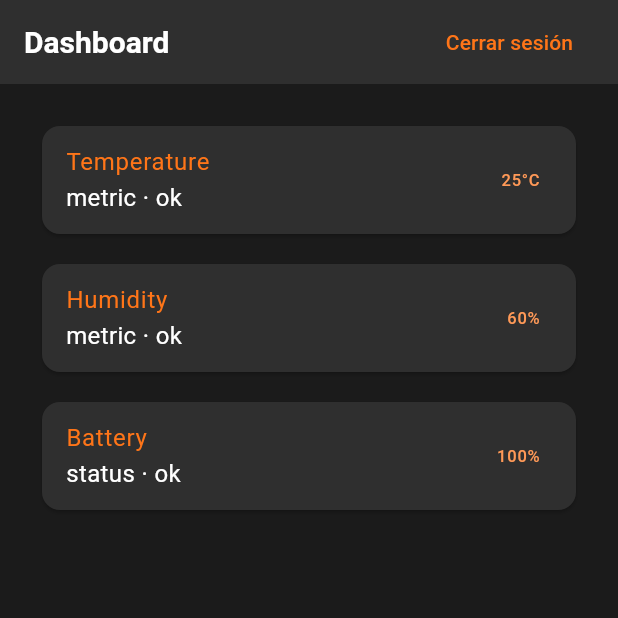
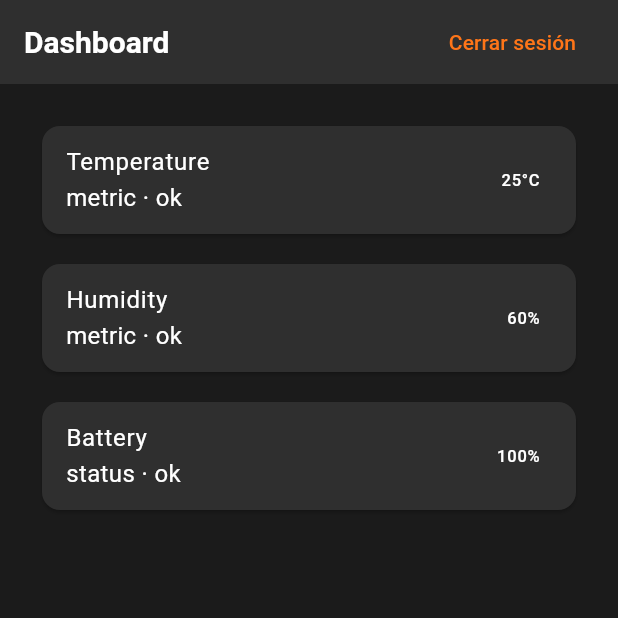
Before and after one commit to Autokratech/Grupo04, a Flutter app: the DashboardScreen screen opened by its route, on a phone screen of 412 x 824 dp, the top half of it. Run offline on Flutter 3.47's test engine with Material 3 defaults, Android fonts, the phone set to English and light mode, and no system bars; our stand-ins replace get_it, go_router.

Commit message:
feature: add dashboard_card basic implementation

```diff
--- a/frontend/lib/features/dashboard/presentation/screens/dashboard_screen.dart
+++ b/frontend/lib/features/dashboard/presentation/screens/dashboard_screen.dart
@@ -1,6 +1,7 @@
 import 'package:flutter/material.dart';
 import 'package:frontend/features/dashboard/presentation/viewmodels/dashboard_viewmodel.dart';
 import 'package:frontend/features/dashboard/presentation/states/dashboard_state.dart';
+import 'package:frontend/features/dashboard/presentation/widgets/dashboard_card.dart';
 import 'package:go_router/go_router.dart';
 import 'package:frontend/app/router/app_routes.dart';
 
@@ -31,7 +32,7 @@ class _DashboardScreenState extends State<DashboardScreen> {
         title: const Text('Dashboard'),
         actions: [
           Padding(
-            padding: const EdgeInsets.only(right: 18),
+            padding: const EdgeInsets.only(right: 16),
             child: TextButton(
               onPressed: _handleLogout,
               child: const Text('Cerrar sesión'),
@@ -88,23 +89,7 @@ class _DashboardScreenState extends State<DashboardScreen> {
                 itemBuilder: (context, index) {
                   final item = items[index];
 
-                  return Card(
-                    child: ListTile(
-                      title: Text(
-                        item.title,
-                        style: TextStyle(
-                          color: Theme.of(context).colorScheme.primary,
-                        ),
-                      ),
-                      subtitle: Text('${item.type.name} · ${item.status.name}'),
-                      trailing: Text(
-                        item.primaryValue,
-                        style: TextStyle(
-                          color: Theme.of(context).colorScheme.secondary,
-                        ),
-                      ),
-                    ),
-                  );
+                  return DashboardCard(item: item);
                 },
                 separatorBuilder: (context, index) =>
                     const SizedBox(height: 12),
--- a/frontend/lib/features/dashboard/presentation/widgets/dashboard_card.dart
+++ b/frontend/lib/features/dashboard/presentation/widgets/dashboard_card.dart
@@ -0,0 +1,19 @@
+import 'package:flutter/material.dart';
+import 'package:frontend/domain/models/dashboard_widget_item.dart';
+
+class DashboardCard extends StatelessWidget {
+  final DashboardWidgetItem item;
+
+  const DashboardCard({super.key, required this.item});
+
+  @override
+  Widget build(BuildContext context) {
+    return Card(
+      child: ListTile(
+        title: Text(item.title),
+        subtitle: Text('${item.type.name} · ${item.status.name}'),
+        trailing: Text(item.primaryValue),
+      ),
+    );
+  }
+}
```
